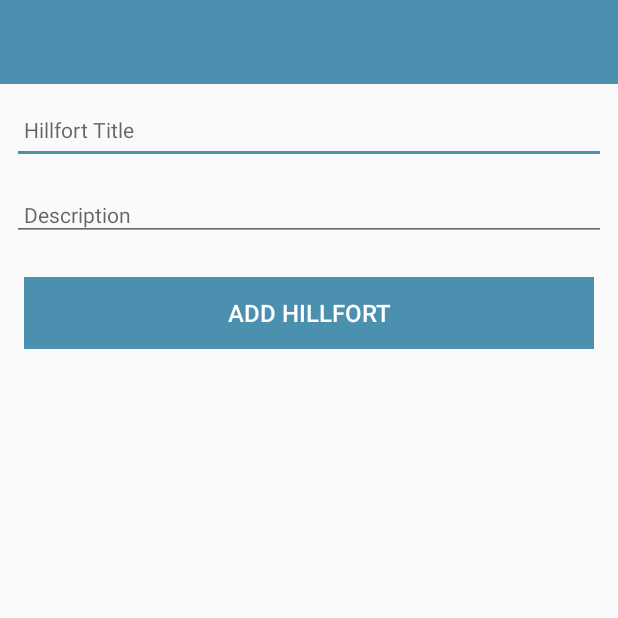
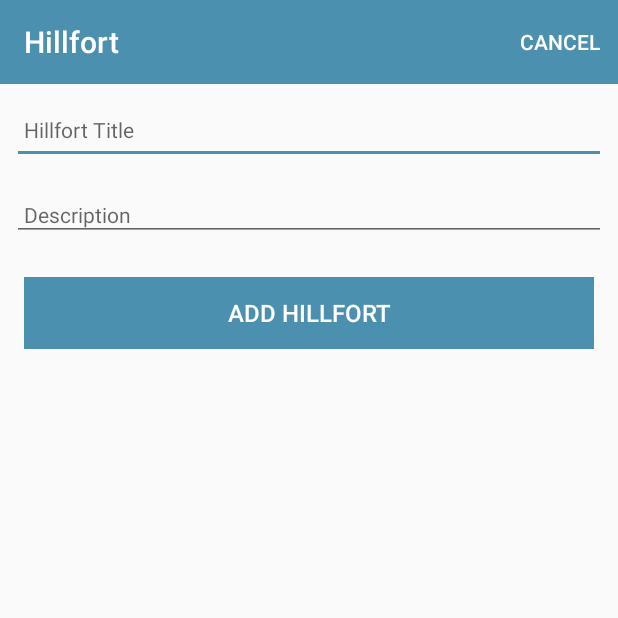
Before and after one commit to dlombard94/Hillfort, an Android app: the HillfortActivity screen opened directly, with no data from a screen before it, on a phone screen of 412 x 824 dp, the top half of it. Run offline under Robolectric (Android 15) with nearby library versions, the phone set to English and light mode, and no system bars.

Commit message:
added cancel and adapter file

```diff
--- a/app/src/main/java/org/wit/hillfort/activities/HillfortActivity.kt
+++ b/app/src/main/java/org/wit/hillfort/activities/HillfortActivity.kt
@@ -2,6 +2,8 @@ package org.wit.hillfort.activities
 
 import androidx.appcompat.app.AppCompatActivity
 import android.os.Bundle
+import android.view.Menu
+import android.view.MenuItem
 import kotlinx.android.synthetic.main.activity_hillfort.*
 import org.jetbrains.anko.AnkoLogger
 import org.jetbrains.anko.info
@@ -19,6 +21,9 @@ class HillfortActivity : AppCompatActivity(), AnkoLogger {
     override fun onCreate(savedInstanceState: Bundle?) {
         super.onCreate(savedInstanceState)
         setContentView(R.layout.activity_hillfort)
+        toolbarAdd.title = title
+        setSupportActionBar(toolbarAdd)
+
         app = application as MainApp
 
         btnAdd.setOnClickListener() {
@@ -38,4 +43,18 @@ class HillfortActivity : AppCompatActivity(), AnkoLogger {
             }
         }
     }
+
+    override fun onCreateOptionsMenu(menu: Menu?): Boolean {
+        menuInflater.inflate(R.menu.menu_hillfort, menu)
+        return super.onCreateOptionsMenu(menu)
+    }
+
+    override fun onOptionsItemSelected(item: MenuItem?): Boolean {
+        when (item?.itemId) {
+            R.id.item_cancel -> {
+                finish()
+            }
+        }
+        return super.onOptionsItemSelected(item)
+    }
 }
--- /dev/null
+++ b/app/src/main/res/menu/menu_hillfort.xml
@@ -0,0 +1,9 @@
+<?xml version="1.0" encoding="utf-8"?>
+<menu xmlns:android="http://schemas.android.com/apk/res/android"
+    xmlns:app="http://schemas.android.com/apk/res-auto">
+
+    <item
+        android:id="@+id/item_cancel"
+        android:title="@string/menu_cancelHillfort"
+        app:showAsAction="always"/>
+</menu>
--- a/app/src/main/res/values/strings.xml
+++ b/app/src/main/res/values/strings.xml
@@ -4,5 +4,6 @@
     <string name="button_addHillfort">Add Hillfort</string>
     <string name="hint_hillfortDescription">Description</string>
     <string name="menu_addHillfort">Add</string>
+    <string name="menu_cancelHillfort">Cancel</string>
 
 </resources>
```
Also changed, not shown: app/src/main/java/org/wit/hillfort/activities/HillfortAdapter.kt (added, +38 -0 lines), app/src/main/java/org/wit/hillfort/activities/HillfortListActivity.kt (+0 -29 lines).
